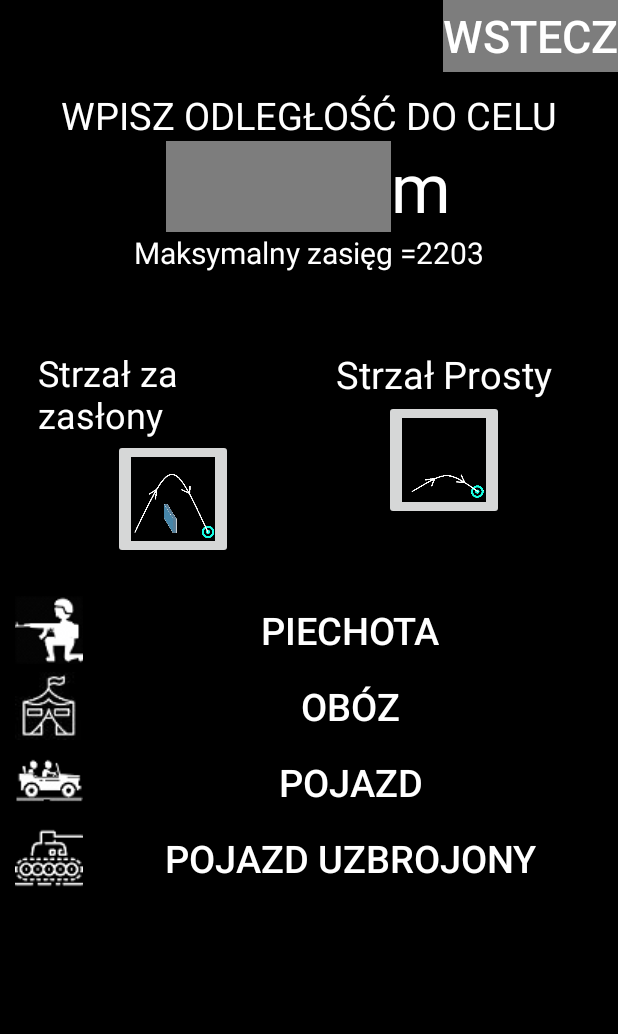
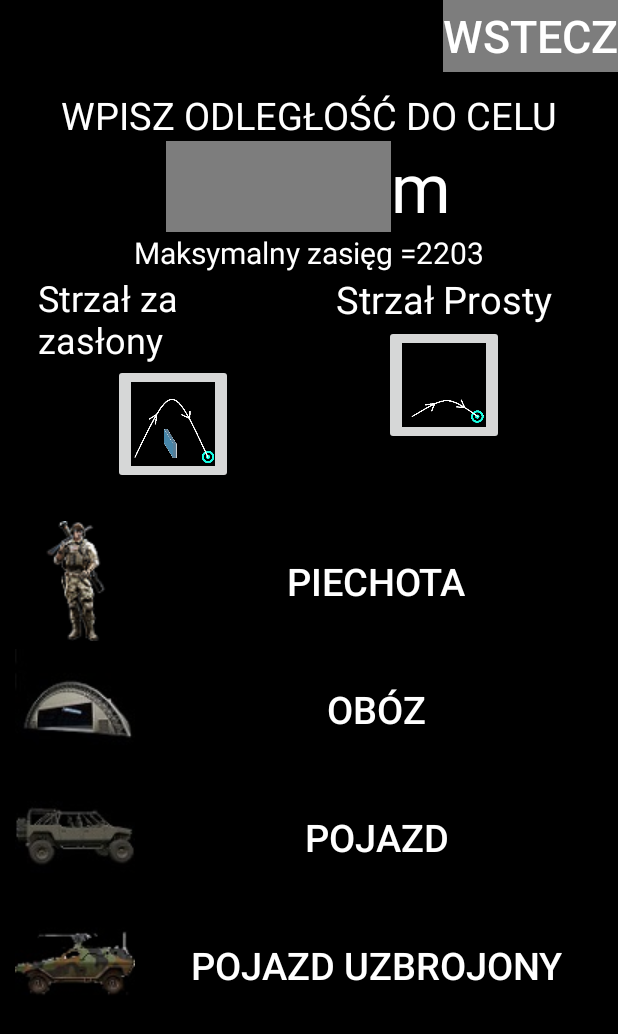
Before and after one commit to Matthas/AimAssistant, an Android app: the screen it shows after launch (MainActivity), after a tap on "M383/M384", on a phone screen of 412 x 824 dp. Shown: the top 1034 px of the screen. Run offline under Robolectric (Android 15) with nearby library versions, the phone set to English and light mode, and no system bars.

Commit message:
High quality icons

```diff
--- a/app/src/main/java/com/matthas/aimassistant/MainActivity.java
+++ b/app/src/main/java/com/matthas/aimassistant/MainActivity.java
@@ -6,10 +6,8 @@ import android.hardware.Sensor;
 import android.hardware.SensorEvent;
 import android.hardware.SensorEventListener;
 import android.hardware.SensorManager;
-import android.media.Image;
 import android.os.Bundle;
 import android.text.Editable;
-import android.text.Layout;
 import android.text.TextUtils;
 import android.text.TextWatcher;
 import android.util.Log;
@@ -22,9 +20,6 @@ import android.widget.LinearLayout;
 import android.widget.TextView;
 import android.widget.Toast;
 import android.app.Activity;
-
-import org.w3c.dom.Text;
-
 import java.text.DecimalFormat;
 import java.text.NumberFormat;
 import java.util.Arrays;
--- a/app/src/main/res/layout/activity_main.xml
+++ b/app/src/main/res/layout/activity_main.xml
@@ -12,7 +12,7 @@
         android:layout_height="match_parent"
         android:orientation="vertical"
         android:background="@color/black"
-        android:visibility="visible">
+        android:visibility="gone">
         <LinearLayout
             android:layout_width="match_parent"
             android:layout_height="wrap_content"
@@ -169,7 +169,7 @@
         android:layout_height="match_parent"
         android:orientation="vertical"
         android:background="@color/black"
-        android:visibility="gone">
+        android:visibility="visible">
 
         <LinearLayout
             android:layout_width="match_parent"
@@ -266,8 +266,7 @@
         <LinearLayout
             android:layout_width="match_parent"
             android:layout_height="wrap_content"
-            android:orientation="horizontal"
-            android:paddingTop="50dp">
+            android:orientation="horizontal">
             <LinearLayout
                 android:layout_width="fill_parent"
                 android:layout_weight="50"
```
Also changed, not shown: app/src/main/res/drawable-v24/armoredvehicle.png (added), app/src/main/res/drawable-v24/armoredvehicle_black.png (added), app/src/main/res/drawable-v24/base.jpg (added), app/src/main/res/drawable-v24/base_black.jpg (added), app/src/main/res/drawable-v24/infantryvehicle.jpg (added), app/src/main/res/drawable-v24/infantryvehicle_black.jpg (added), app/src/main/res/drawable-v24/piechota.png (added), app/src/main/res/drawable-v24/piechota_black.png (added), app/src/main/res/drawable/armoredvehicle.png (deleted), app/src/main/res/drawable/armoredvehicle_black.png (deleted), app/src/main/res/drawable/base.jpg (deleted), app/src/main/res/drawable/base_black.jpg (deleted), app/src/main/res/drawable/infantryvehicle.png (deleted), app/src/main/res/drawable/infantryvehicle_black.png (deleted), 2 more files.
